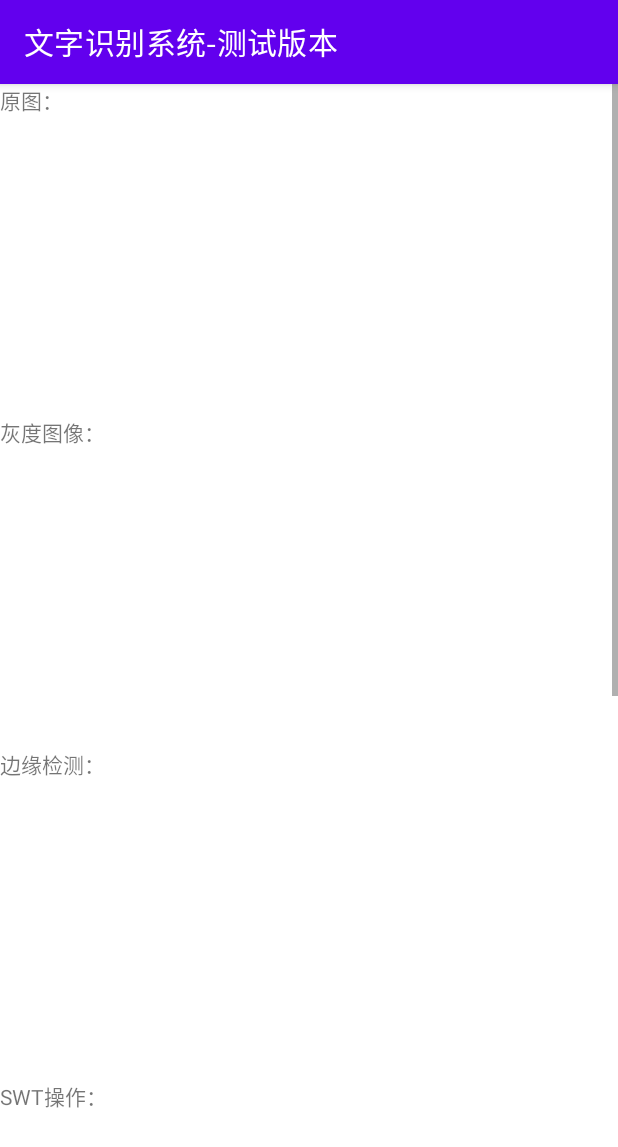
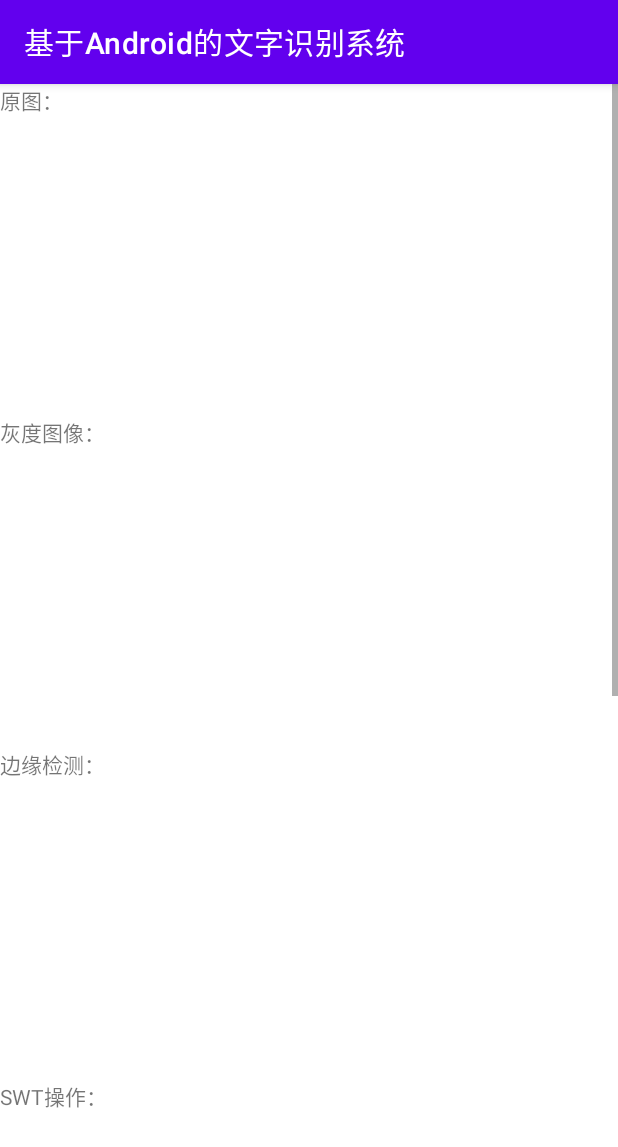
Before and after one commit to GuoPuWen/MyGraduationDesign, an Android app: the ResActivity screen opened directly, with no data from a screen before it, on a phone screen of 412 x 824 dp. Shown: the top 1147 px of the screen. Run offline under Robolectric (Android 15) with nearby library versions, the phone set to English and light mode, and no system bars; libraries missing offline, so code that uses them is left out: com.googlecode.tesseract; 25 statements that could not run were skipped.

Commit message:
修复bug、历史记录日期排序、增加关于

```diff
--- a/app/src/main/java/com/example/databaseHelper/Database.java
+++ b/app/src/main/java/com/example/databaseHelper/Database.java
@@ -4,7 +4,7 @@ import java.net.URI;
 import java.util.Date;
 
 public class Database {
-    public final static String DATABASE_NAME = "History1.db";
+    public final static String DATABASE_NAME = "History2.db";
     public final static int DATABASE_VERSION = 1;
 
     public final static String TABLE_NAME = "history2";
--- a/app/src/main/java/com/example/opencvdemo/BitmapUtils.java
+++ b/app/src/main/java/com/example/opencvdemo/BitmapUtils.java
@@ -3,12 +3,14 @@ package com.example.opencvdemo;
 import android.content.Context;
 import android.graphics.Bitmap;
 import android.graphics.BitmapFactory;
+import android.net.Uri;
 import android.os.Environment;
 import android.os.FileUtils;
 import android.util.Log;
 
 import java.io.File;
 import java.io.FileInputStream;
+import java.io.FileNotFoundException;
 import java.io.FileOutputStream;
 import java.io.IOException;
 import java.text.SimpleDateFormat;
@@ -56,23 +58,14 @@ public class BitmapUtils {
     }
 
     public static Bitmap getBitmapFromPath(String path) {
-
         if (!new File(path).exists()) {
             Log.i(TAG, "文件不存在");
             return null;
         }
-        // Bitmap bitmap = Bitmap.createBitmap(1366, 768, Config.ARGB_8888);
-        // Canvas canvas = new Canvas(bitmap);
-        // Movie movie = Movie.decodeFile(path);
-        // movie.draw(canvas, 0, 0);
-        //
-        // return bitmap;
-
         byte[] buf = new byte[1024 * 1024];// 1M
         Bitmap bitmap = null;
 
         try {
-
             FileInputStream fis = new FileInputStream(path);
             int len = fis.read(buf, 0, buf.length);
             bitmap = BitmapFactory.decodeByteArray(buf, 0, len);
@@ -85,9 +78,16 @@ public class BitmapUtils {
             e.printStackTrace();
 
         }
-
         return bitmap;
     }
 
+    public static Bitmap getBitmapFromUri(Uri uri, Context mContext) {
+        try {
+            return  BitmapFactory.decodeStream(mContext.getContentResolver().openInputStream(uri));
+        } catch (FileNotFoundException e) {
+            e.printStackTrace();
+        }
+        return null;
+    }
 
 }
--- a/app/src/main/java/com/example/opencvdemo/HistoryDetailActivity.java
+++ b/app/src/main/java/com/example/opencvdemo/HistoryDetailActivity.java
@@ -35,7 +35,7 @@ public class HistoryDetailActivity extends AppCompatActivity {
     protected void onCreate(@Nullable Bundle savedInstanceState) {
         super.onCreate(savedInstanceState);
         setContentView(R.layout.activity_history_detail);
-        getSupportActionBar().setTitle("文字识别系统-测试版本");
+        getSupportActionBar().setTitle("基于Android的文字识别系统");
 
         ori_pic = findViewById(R.id.ori_pic);
         pre_pic = findViewById(R.id.pre_pic);
--- a/app/src/main/java/com/example/opencvdemo/ResActivity.java
+++ b/app/src/main/java/com/example/opencvdemo/ResActivity.java
@@ -19,6 +19,7 @@ import android.os.Message;
 import android.os.Parcelable;
 import android.provider.MediaStore;
 import android.util.Log;
+import android.view.FocusFinder;
 import android.view.View;
 import android.widget.Button;
 import android.widget.EditText;
@@ -46,8 +47,11 @@ import java.util.concurrent.Callable;
 import java.util.concurrent.ExecutionException;
 import java.util.concurrent.FutureTask;
 
-public class ResActivity  extends AppCompatActivity {
+public class ResActivity extends AppCompatActivity {
 
+    private static final String TAG = "ResActivity";
+
+    //显示结果页面 图片控件
     private ImageView oriPicImageView;
     private ImageView grayImageView;
     private ImageView cannyImageView;
@@ -55,7 +59,14 @@ public class ResActivity  extends AppCompatActivity {
     private ImageView componentImageView;
     private ImageView resultImageView;
 
+    //显示结果页面 文字控件
+    private TextView grayEdit;
+    private TextView cannyEdit;
+    private TextView swtEdit;
+    private TextView componentEdit;
+    private TextView resultEdit;
 
+    //图片Bitmap文件
     private Bitmap source;
     private Bitmap grayImage;
     private Bitmap cannyImage;
@@ -63,18 +74,17 @@ public class ResActivity  extends AppCompatActivity {
     private Bitmap componentImage;
     private Bitmap resultImage;
 
+    //最后结果显示控件
     private EditText res;
 
-    private NaturalSceneOCR ocr ;
+    private NaturalSceneOCR ocr;
 
     private String path = "";
 
     private String text = "";   //最终结果
 
+    private Button copy;
 
-
-    private Button copy;
-    private static final String TAG = "ResActivity";
 
     Handler handler;        // Handler 消息处理
     String prtPath = null;
@@ -85,60 +95,38 @@ public class ResActivity  extends AppCompatActivity {
     public void onCreate(Bundle savedInstanceState) {
         super.onCreate(savedInstanceState);
         setContentView(R.layout.activity_result);
-        getSupportActionBar().setTitle("文字识别系统-测试版本");
+        getSupportActionBar().setTitle("基于Android的文字识别系统");
         initDialog();
-         oriPicImageView = findViewById(R.id.ori_pic);
-         grayImageView = findViewById(R.id.gray);
-         cannyImageView = findViewById(R.id.canny);
-         swtImageView = findViewById(R.id.swt);
-         componentImageView = findViewById(R.id.component);
-         resultImageView = findViewById(R.id.result);
-
-        res = findViewById(R.id.res);
-        copy = findViewById(R.id.copy);
+        initComponent();
 
 
         Intent intent = getIntent();
-        Uri uri = (Uri)intent.getParcelableExtra("uri");
+        Uri uri = (Uri) intent.getParcelableExtra("uri");
 
-        String language = (String)intent.getStringExtra("language");
+        String language = (String) intent.getStringExtra("language");
         int useSwt = (int) intent.getIntExtra("useSwt", 1); //默认使用
         Log.i("useSwt", String.valueOf(useSwt));
-        try {
-            source = BitmapFactory.decodeStream(getContentResolver().openInputStream(uri));
-        } catch (FileNotFoundException e) {
-            e.printStackTrace();
-        }
+        source = BitmapUtils.getBitmapFromUri(uri, this);   //通过Uri获取Bitmap
         path = this.getExternalFilesDir(Environment.DIRECTORY_PICTURES).getPath();
-        ocr = new NaturalSceneOCR(source, path,language,useSwt);
+        ocr = new NaturalSceneOCR(source, path, language, useSwt);
 
-        if(useSwt == 0) {
-            grayImageView.setVisibility(View.GONE);
-            cannyImageView.setVisibility(View.GONE);
-            swtImageView.setVisibility(View.GONE);
-            componentImageView.setVisibility(View.GONE);
-
+        if (useSwt == 0) {
+            noSWT();
         }
 
         Log.i("dataPath", path);
-        oriPicImageView.setImageBitmap(source);
+
 
         //ProgressDialog pd = ProgressDialog.show(this, "提示", "正在识别中", false, true);
 
-        handler = new Handler(){
+        handler = new Handler() {
             @SuppressLint("HandlerLeak")
             @Override
             public void handleMessage(@NonNull Message msg) {
                 super.handleMessage(msg);
-                grayImageView.setImageBitmap(grayImage);
-                cannyImageView.setImageBitmap(cannyImage);
-                swtImageView.setImageBitmap(swtImage);
-                componentImageView.setImageBitmap(componentImage);
-                resultImageView.setImageBitmap(resultImage);
-                res.setText(text);
-                //pd.cancel();
+                setBitmap();    //显示
                 progressDialog.dismiss();
-                History history = new History();
+                History history = new History();    //封装History
                 history.setsUri(BitmapUtils.saveBitmap(source, ResActivity.this));
                 history.setpUri(prtPath);
                 history.setTime(new Date().getTime());
@@ -149,19 +137,6 @@ public class ResActivity  extends AppCompatActivity {
         };
         MyOcr myOcr = new MyOcr();
         myOcr.start();
-
-//        ocr.SWT();
-//        new Thread(() -> {
-//            text =  ocr.TesseractOCR();
-//            Log.i(TAG, "识别完成");
-//            swtImage = ocr.getSwtImage();
-//            pre_pic.setImageBitmap(swtImage);
-//            res.setText(text);
-//        }).start();
-
-        //String text = ocr.TesseractOCR();           //大任务 多线程 TODO
-
-
 
 
         //复制到剪切板
@@ -178,15 +153,32 @@ public class ResActivity  extends AppCompatActivity {
 
     }
 
+    /**
+     * 识别完成之后显示
+     */
+    public void setBitmap() {
+        oriPicImageView.setImageBitmap(source);
+
+        grayImageView.setImageBitmap(grayImage);
+        cannyImageView.setImageBitmap(cannyImage);
+        swtImageView.setImageBitmap(swtImage);
+        componentImageView.setImageBitmap(componentImage);
+        resultImageView.setImageBitmap(resultImage);
+        res.setText(text);
+    }
+
+    /**
+     * ocr 线程类
+     */
     class MyOcr extends Thread {
         @Override
         public void run() {
-            text =  ocr.TesseractOCR();
-            grayImage = ocr.getGrayImage();
+            text = ocr.TesseractOCR();      //获取结果
+            grayImage = ocr.getGrayImage(); // 获取swt处理后的图片
             cannyImage = ocr.getEdgeImage();
             swtImage = ocr.getSwtImage();
             componentImage = ocr.getComponents();
-            resultImage = ocr.getResult();  .
+            resultImage = ocr.getResult();
 
             prtPath = BitmapUtils.saveBitmap(resultImage, ResActivity.this);
             Log.i(TAG, "识别完成");
@@ -195,8 +187,48 @@ public class ResActivity  extends AppCompatActivity {
 
     }
 
-    public void initDialog(){
-        progressDialog = new Dialog(ResActivity.this,R.style.progress_dialog);
+    /**
+     * 不需要经过SWT处理 控件显示
+     */
+    public void noSWT() {
+        grayImageView.setVisibility(View.GONE);
+        cannyImageView.setVisibility(View.GONE);
+        swtImageView.setVisibility(View.GONE);
+        componentImageView.setVisibility(View.GONE);
+        grayEdit.setVisibility(View.GONE);
+        cannyEdit.setVisibility(View.GONE);
+        swtEdit.setVisibility(View.GONE);
+        componentEdit.setVisibility(View.GONE);
+        resultEdit.setText("没有经过预处理图片");
+    }
+
+    /**
+     * 初始化组件库
+     */
+    public void initComponent() {
+        oriPicImageView = findViewById(R.id.ori_pic);
+        grayImageView = findViewById(R.id.gray);
+        cannyImageView = findViewById(R.id.canny);
+        swtImageView = findViewById(R.id.swt);
+        componentImageView = findViewById(R.id.component);
+        resultImageView = findViewById(R.id.result);
+
+        grayEdit = findViewById(R.id.grayEdit);
+        cannyEdit = findViewById(R.id.cannyEdit);
+        swtEdit = findViewById(R.id.swtEdit);
+        componentEdit = findViewById(R.id.componentEdit);
+        resultEdit = findViewById(R.id.resultEdit);
+
+        res = findViewById(R.id.res);
+        copy = findViewById(R.id.copy);
+    }
+
+
+    /**
+     * 初始化对话框 多线程设置
+     */
+    public void initDialog() {
+        progressDialog = new Dialog(ResActivity.this, R.style.progress_dialog);
         progressDialog.setContentView(R.layout.dialog);
         progressDialog.setCancelable(true);
         progressDialog.getWindow().setBackgroundDrawableResource(android.R.color.transparent);
@@ -205,6 +237,10 @@ public class ResActivity  extends AppCompatActivity {
         progressDialog.show();
     }
 
+    /**
+     * 插入数据
+     * @param data
+     */
     public void insertDatabase(History data) {
         MyHelper myHelper = new MyHelper(this);
         database = myHelper.getWritableDatabase();
@@ -217,8 +253,4 @@ public class ResActivity  extends AppCompatActivity {
     }
 
 
-
-
-
-
 }
--- a/app/src/main/res/layout/activity_result.xml
+++ b/app/src/main/res/layout/activity_result.xml
@@ -24,6 +24,7 @@
             android:layout_height="200dp"/>
 
         <TextView
+            android:id="@+id/grayEdit"
             android:layout_width="match_parent"
             android:layout_height="wrap_content"
             android:text="灰度图像：" />
@@ -33,6 +34,7 @@
             android:layout_height="200dp"/>
 
         <TextView
+            android:id="@+id/cannyEdit"
             android:layout_width="match_parent"
             android:layout_height="wrap_content"
             android:text="边缘检测：" />
@@ -43,6 +45,7 @@
             android:layout_height="200dp" />
 
         <TextView
+            android:id="@+id/swtEdit"
             android:layout_width="match_parent"
             android:layout_height="wrap_content"
             android:text="SWT操作：" />
@@ -52,6 +55,7 @@
             android:layout_height="200dp"/>
 
         <TextView
+            android:id="@+id/componentEdit"
             android:layout_width="match_parent"
             android:layout_height="wrap_content"
             android:text="寻找字母候选者：" />
@@ -62,9 +66,10 @@
 
 
         <TextView
+            android:id="@+id/resultEdit"
             android:layout_width="match_parent"
             android:layout_height="wrap_content"
-            android:text="处理后：" />
+            android:text="合并文本行：" />
 
         <ImageView
             android:id="@+id/result"
--- a/app/src/main/res/values/strings.xml
+++ b/app/src/main/res/values/strings.xml
@@ -1,5 +1,5 @@
 <resources>
-    <string name="app_name">OpenCVDemo</string>
+    <string name="app_name">文字识别系统</string>
     <string name="title_activity_history">HistoryActivity</string>
     <!-- Strings used for fragments for navigation -->
     <string name="first_fragment_label">First Fragment</string>
--- a/utakephoto/src/main/java/com/sl/utakephoto/manager/TakePhotoManager.java
+++ b/utakephoto/src/main/java/com/sl/utakephoto/manager/TakePhotoManager.java
@@ -50,11 +50,7 @@ import java.util.Locale;
 
 import static android.app.Activity.RESULT_OK;
 
-/**
- * author : Sl
- * createDate   : 2019-10-1516:48
- * desc   :
- */
+
 public class TakePhotoManager implements LifecycleListener {
     /**
      * 拍照ResultCode
```
Also changed, not shown: app/src/main/AndroidManifest.xml (+10 -4 lines), app/src/main/java/com/example/opencvdemo/AbortActivity.java (added, +14 -0 lines), app/src/main/java/com/example/opencvdemo/ConfigUtils.java (added, +8 -0 lines), app/src/main/java/com/example/opencvdemo/HistoryActivity.java (+11 -4 lines), app/src/main/java/com/example/opencvdemo/MainActivity.java (+8 -6 lines), app/src/main/res/layout/activity_abort.xml (added, +116 -0 lines), 2 other files.
